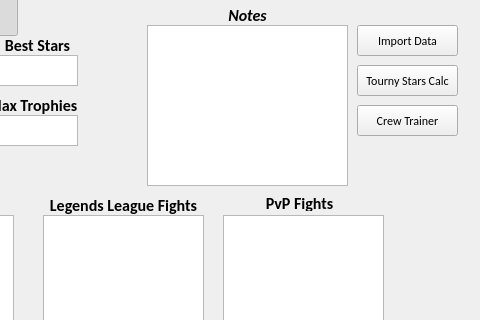
Before: the Qt Designer form _internal/pss-ttt.ui in arraken/pss-ttt, drawn with Qt 5; both pictures show x 153 to 633 and y 185 to 505 of the 633 by 645 pixel window.
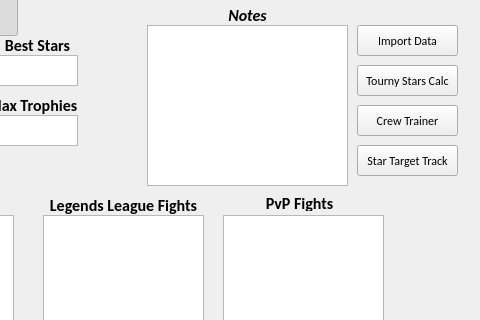
After: the same form once the commit is applied.

What changed in the file:
```diff
--- a/_internal/pss-ttt.ui
+++ b/_internal/pss-ttt.ui
@@ -713,6 +713,19 @@
      <string>Crew Trainer</string>
     </property>
    </widget>
+   <widget class="QPushButton" name="starTargetTrackButton">
+    <property name="geometry">
+     <rect>
+      <x>510</x>
+      <y>330</y>
+      <width>101</width>
+      <height>31</height>
+     </rect>
+    </property>
+    <property name="text">
+     <string>Star Target Track</string>
+    </property>
+   </widget>
   </widget>
   <widget class="QStatusBar" name="statusbar">
    <property name="sizeGripEnabled">
```
